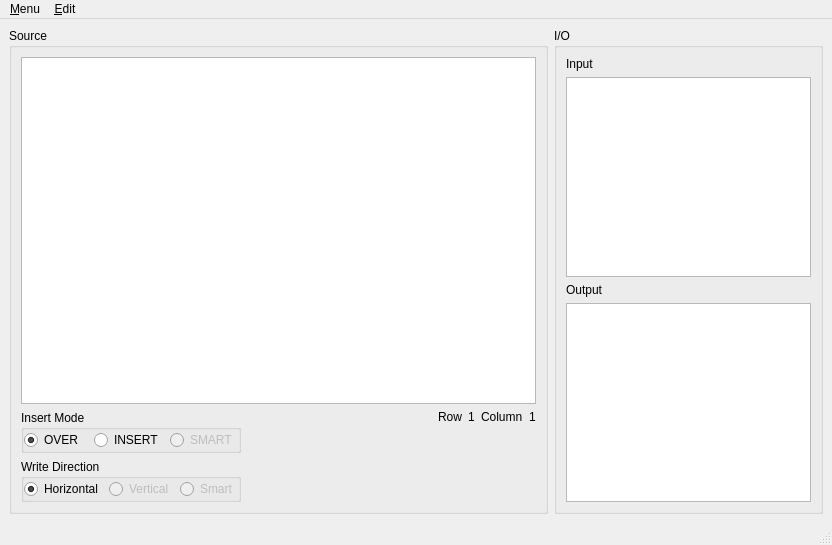
Old version of the form Editor/TextEditor/mainwindow.ui in the repository ccebinger/SWPSoSe14.
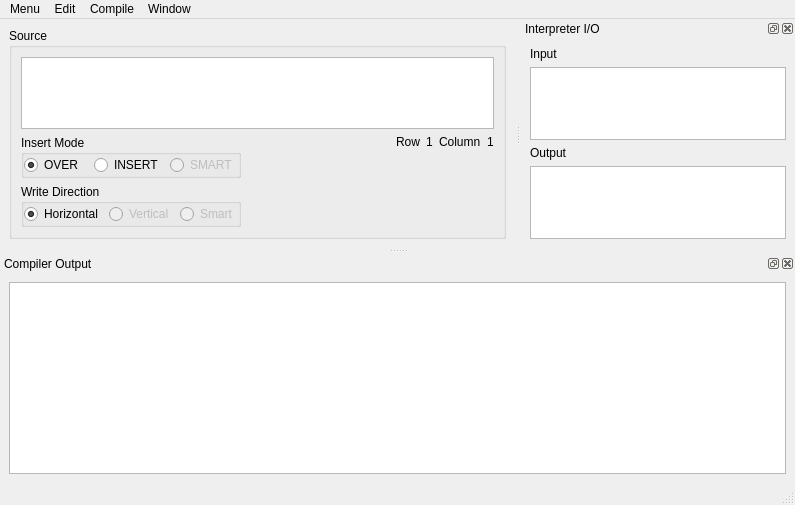
New version of the form. Custom widgets are drawn as their Qt base class.

```diff
--- a/Editor/TextEditor/mainwindow.ui
+++ b/Editor/TextEditor/mainwindow.ui
@@ -6,16 +6,16 @@
    <rect>
     <x>0</x>
     <y>0</y>
-    <width>832</width>
-    <height>545</height>
+    <width>795</width>
+    <height>505</height>
    </rect>
   </property>
   <property name="windowTitle">
    <string>Rail Editor</string>
   </property>
   <widget class="QWidget" name="ui_centralwidget">
-   <layout class="QHBoxLayout" name="horizontalLayout" stretch="2,1">
-    <item>
+   <layout class="QGridLayout" name="gridLayout_5">
+    <item row="0" column="0">
      <widget class="QGroupBox" name="ui_sourceGroupBox">
       <property name="title">
        <string>Source</string>
@@ -232,49 +232,6 @@
       </layout>
      </widget>
     </item>
-    <item>
-     <widget class="QGroupBox" name="ui_ioGroupBox">
-      <property name="title">
-       <string>I/O</string>
-      </property>
-      <property name="flat">
-       <bool>false</bool>
-      </property>
-      <layout class="QVBoxLayout" name="verticalLayout_2">
-       <item>
-        <widget class="QLabel" name="ui_inputLabel">
-         <property name="text">
-          <string>Input</string>
-         </property>
-        </widget>
-       </item>
-       <item>
-        <widget class="QPlainTextEdit" name="ui_inputPlainTextEdit">
-         <property name="lineWrapMode">
-          <enum>QPlainTextEdit::NoWrap</enum>
-         </property>
-        </widget>
-       </item>
-       <item>
-        <widget class="QLabel" name="ui_outpuLabel">
-         <property name="text">
-          <string>Output</string>
-         </property>
-        </widget>
-       </item>
-       <item>
-        <widget class="QPlainTextEdit" name="ui_outputPlainTextEdit">
-         <property name="lineWrapMode">
-          <enum>QPlainTextEdit::NoWrap</enum>
-         </property>
-         <property name="readOnly">
-          <bool>true</bool>
-         </property>
-        </widget>
-       </item>
-      </layout>
-     </widget>
-    </item>
    </layout>
   </widget>
   <widget class="QMenuBar" name="ui_menubar">
@@ -282,13 +239,13 @@
     <rect>
      <x>0</x>
      <y>0</y>
-     <width>832</width>
+     <width>795</width>
      <height>25</height>
     </rect>
    </property>
    <widget class="QMenu" name="ui_menuMenu">
     <property name="title">
-     <string>&amp;Menu</string>
+     <string>Menu</string>
     </property>
     <addaction name="ui_newFileAction"/>
     <addaction name="ui_openFileAction"/>
@@ -299,15 +256,96 @@
    </widget>
    <widget class="QMenu" name="ui_editMenu">
     <property name="title">
-     <string>&amp;Edit</string>
+     <string>Edit</string>
+    </property>
+    <addaction name="ui_undoAction"/>
+    <addaction name="ui_redoAction"/>
+   </widget>
+   <widget class="QMenu" name="ui_compileMenu">
+    <property name="title">
+     <string>Compile</string>
     </property>
     <addaction name="ui_setInterpreterAction"/>
     <addaction name="ui_runInterpreterAction"/>
+    <addaction name="ui_stopInterpreterAction"/>
+    <addaction name="separator"/>
+    <addaction name="ui_setFrontendAction"/>
+    <addaction name="ui_runFrontendAction"/>
+    <addaction name="ui_stopFrontendAction"/>
+   </widget>
+   <widget class="QMenu" name="ui_windowMenu">
+    <property name="title">
+     <string>Window</string>
+    </property>
    </widget>
    <addaction name="ui_menuMenu"/>
    <addaction name="ui_editMenu"/>
+   <addaction name="ui_compileMenu"/>
+   <addaction name="ui_windowMenu"/>
   </widget>
   <widget class="QStatusBar" name="ui_statusbar"/>
+  <widget class="QDockWidget" name="ui_ioDockWidget">
+   <property name="windowTitle">
+    <string>Interpreter I/O</string>
+   </property>
+   <attribute name="dockWidgetArea">
+    <number>2</number>
+   </attribute>
+   <widget class="QWidget" name="dockWidgetContents">
+    <layout class="QGridLayout" name="gridLayout_2">
+     <item row="3" column="0">
+      <widget class="QPlainTextEdit" name="ui_outputPlainTextEdit">
+       <property name="lineWrapMode">
+        <enum>QPlainTextEdit::NoWrap</enum>
+       </property>
+       <property name="readOnly">
+        <bool>true</bool>
+       </property>
+      </widget>
+     </item>
+     <item row="1" column="0">
+      <widget class="QPlainTextEdit" name="ui_inputPlainTextEdit">
+       <property name="lineWrapMode">
+        <enum>QPlainTextEdit::NoWrap</enum>
+       </property>
+      </widget>
+     </item>
+     <item row="0" column="0">
+      <widget class="QLabel" name="ui_inputLabel">
+       <property name="text">
+        <string>Input</string>
+       </property>
+      </widget>
+     </item>
+     <item row="2" column="0">
+      <widget class="QLabel" name="ui_outpuLabel">
+       <property name="text">
+        <string>Output</string>
+       </property>
+      </widget>
+     </item>
+    </layout>
+   </widget>
+  </widget>
+  <widget class="QDockWidget" name="ui_compilerDockWidget">
+   <property name="windowTitle">
+    <string>Compiler Output</string>
+   </property>
+   <attribute name="dockWidgetArea">
+    <number>8</number>
+   </attribute>
+   <widget class="QWidget" name="dockWidgetContents_3">
+    <layout class="QGridLayout" name="gridLayout_3">
+     <item row="0" column="0">
+      <widget class="QPlainTextEdit" name="ui_compilerOutputPlainTextEdit">
+       <property name="readOnly">
+        <bool>true</bool>
+       </property>
+      </widget>
+     </item>
+    </layout>
+   </widget>
+  </widget>
   <action name="ui_newFileAction">
    <property name="text">
     <string>&amp;New File</string>
```
Left out of the diff: 74 changed lines with no effect on the pictures.
